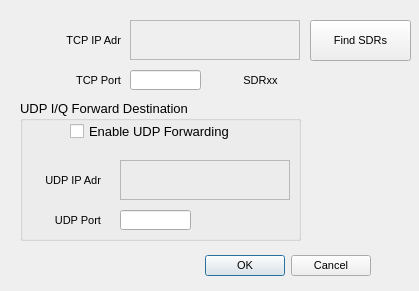
Old version of the form macforms/editnetdlg.ui in the repository rafael2k/CuteSDR.
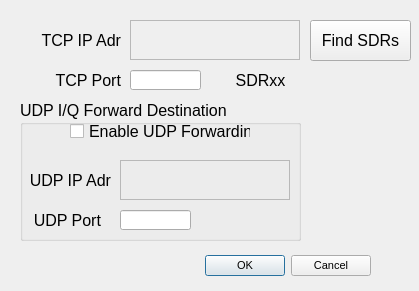
New version of the form. Custom widgets are drawn as their Qt base class.

Patch:
```diff
--- a/macforms/editnetdlg.ui
+++ b/macforms/editnetdlg.ui
@@ -60,7 +60,7 @@
    </property>
    <property name="font">
     <font>
-     <pointsize>8</pointsize>
+     <pointsize>12</pointsize>
      <weight>50</weight>
      <bold>false</bold>
     </font>
@@ -106,7 +106,7 @@
    </property>
    <property name="font">
     <font>
-     <pointsize>8</pointsize>
+     <pointsize>12</pointsize>
      <weight>50</weight>
      <bold>false</bold>
     </font>
@@ -161,7 +161,7 @@
    </property>
    <property name="font">
     <font>
-     <pointsize>8</pointsize>
+     <pointsize>12</pointsize>
      <weight>50</weight>
      <bold>false</bold>
     </font>
@@ -181,7 +181,7 @@
    </property>
    <property name="font">
     <font>
-     <pointsize>8</pointsize>
+     <pointsize>12</pointsize>
      <weight>50</weight>
      <bold>false</bold>
     </font>
@@ -204,6 +204,7 @@
    </property>
    <property name="font">
     <font>
+     <pointsize>12</pointsize>
      <weight>50</weight>
      <bold>false</bold>
     </font>
@@ -216,13 +217,13 @@
      <rect>
       <x>10</x>
       <y>60</y>
-      <width>71</width>
+      <width>81</width>
       <height>40</height>
      </rect>
     </property>
     <property name="font">
      <font>
-      <pointsize>8</pointsize>
+      <pointsize>12</pointsize>
       <weight>50</weight>
       <bold>false</bold>
      </font>
@@ -277,7 +278,7 @@
     </property>
     <property name="font">
      <font>
-      <pointsize>8</pointsize>
+      <pointsize>12</pointsize>
       <weight>50</weight>
       <bold>false</bold>
      </font>
@@ -323,6 +324,7 @@
     </property>
     <property name="font">
      <font>
+      <pointsize>12</pointsize>
       <weight>50</weight>
       <bold>false</bold>
      </font>
```
Left out of the diff: 4 changed lines with no effect on the pictures.
